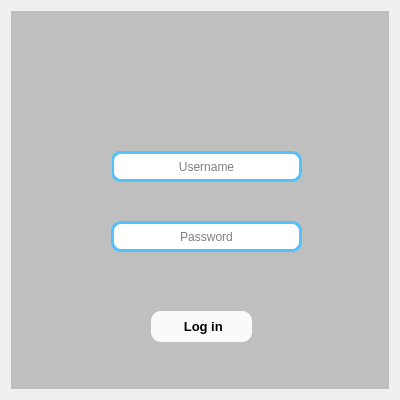
The window that src/001_login.ui (rvqzs/tresPatitos) describes before a commit, drawn with Qt 5.
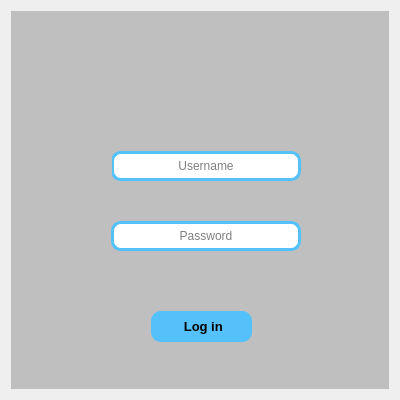
The same window after the commit. Icons and pictures are not drawn.

Diff of the .ui file:
```diff
--- a/src/001_login.ui
+++ b/src/001_login.ui
@@ -96,7 +96,7 @@
       </property>
       <property name="styleSheet">
        <string notr="true">QPushButton{
-background-color:rgb(250, 250, 250);
+background-color:rgb(85, 193, 250);
 border:none;
 border-radius:10px;
 }
@@ -118,8 +118,8 @@
       </property>
       <property name="iconSize">
        <size>
-        <width>15</width>
-        <height>15</height>
+        <width>20</width>
+        <height>20</height>
        </size>
       </property>
      </widget>
@@ -128,10 +128,19 @@
        <rect>
         <x>100</x>
         <y>210</y>
-        <width>191</width>
-        <height>31</height>
+        <width>190</width>
+        <height>30</height>
        </rect>
       </property>
+      <property name="sizePolicy">
+       <sizepolicy hsizetype="Fixed" vsizetype="Fixed">
+        <horstretch>0</horstretch>
+        <verstretch>0</verstretch>
+       </sizepolicy>
+      </property>
+      <property name="focusPolicy">
+       <enum>Qt::StrongFocus</enum>
+      </property>
       <property name="styleSheet">
        <string notr="true">background-color: rgb(255, 255, 255);
 border:3px solid #55C1FA;
@@ -155,12 +164,12 @@
        <rect>
         <x>100</x>
         <y>140</y>
-        <width>191</width>
-        <height>31</height>
+        <width>190</width>
+        <height>30</height>
        </rect>
       </property>
       <property name="sizePolicy">
-       <sizepolicy hsizetype="Expanding" vsizetype="Fixed">
+       <sizepolicy hsizetype="Fixed" vsizetype="Fixed">
         <horstretch>0</horstretch>
         <verstretch>0</verstretch>
        </sizepolicy>
```
Left out of the diff: 28 changed lines with no effect on the pictures.
